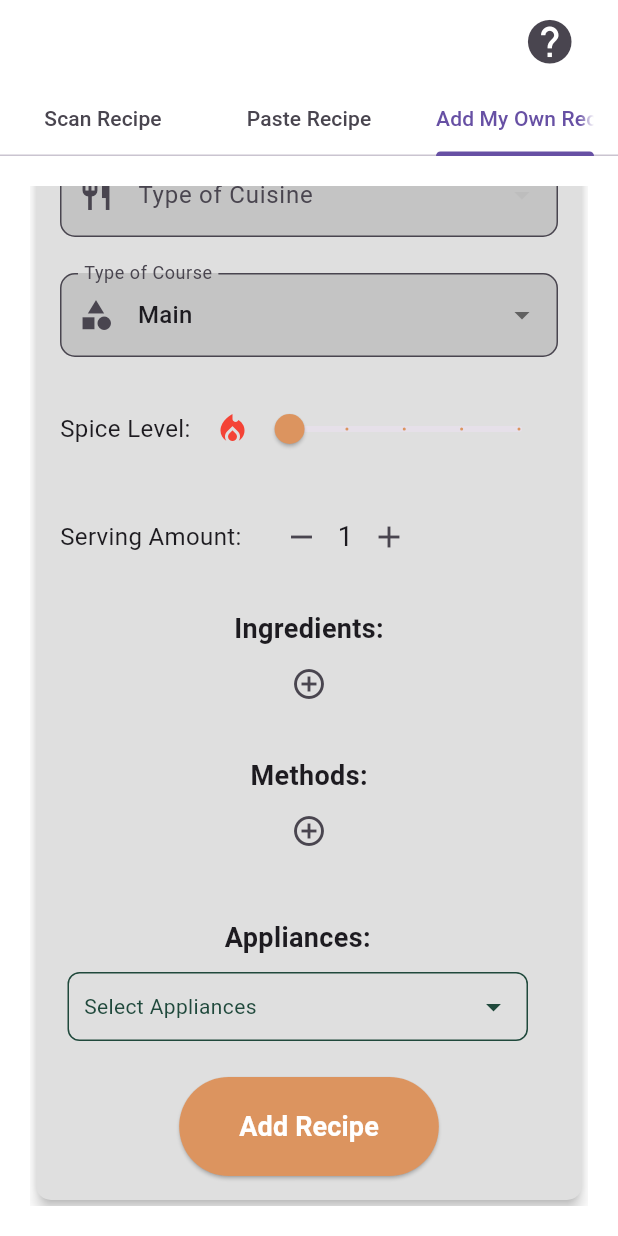
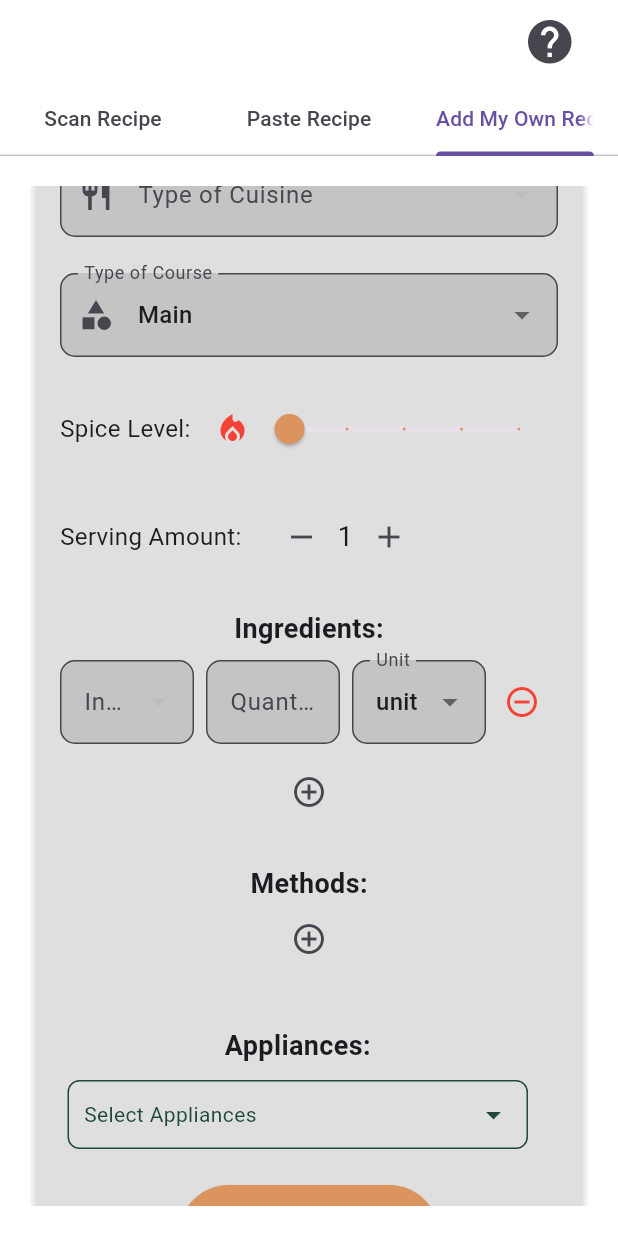
Before and after one commit to COS301-SE-2024/Culinary-Companion, a Flutter app: the AddRecipeScreen screen opened directly, tab 3 chosen, scrolled down 484 dp, after a tap on the "add circle outline" icon, on a phone screen of 412 x 824 dp. Run offline on Flutter 3.47's test engine with Material 3 defaults, Android fonts, the phone set to English and light mode, and no system bars; drawn by our look-alikes of multi_select_flutter; our stand-ins replace flutter_typeahead, image_picker, lottie, shared_preferences, supabase_flutter; accounts and stored records are empty; network calls fail; statements that could not run were skipped.

Commit message:
Updated add recipe to have a dropdown for measurement units

```diff
--- a/lib/screens/add_recipe_screen.dart
+++ b/lib/screens/add_recipe_screen.dart
@@ -15,6 +15,14 @@ class _AddRecipeScreenState extends State<AddRecipeScreen>
   OverlayEntry? _helpMenuOverlay;
   List<MultiSelectItem<String>> _applianceItems = [];
   List<String> _selectedAppliances = [];
+
+  // Add this line inside your class
+  List<String> measurementUnits = [
+    'unit', 'kg', 'g', 'lbs', 'oz', 'ml', 'fl oz',
+    'cup', 'tbsp', 'tsp', 'quart', 'pint', 'liter', 'gallon',
+    'piece', 'pack', 'dozen', 'slice', 'clove', 'bunch',
+    'can', 'bottle', 'jar', 'bag', 'box', 'whole'
+  ];
 
   @override
   void initState() {
@@ -154,11 +162,15 @@ class _AddRecipeScreenState extends State<AddRecipeScreen>
   List<String> _availableIngredients = [];
 
   void _addIngredientField() {
-    setState(() {
-      _ingredients
-          .add({'name': _availableIngredients[0], 'quantity': '', 'unit': ''});
+  setState(() {
+    _ingredients.add({
+      'name': _availableIngredients.isNotEmpty ? _availableIngredients[0] : '',
+      'quantity': '',
+      'unit': measurementUnits.first, // Set to first unit in the list
     });
-  }
+  });
+}
+
 
   void _removeIngredientField(int index) {
     setState(() {
@@ -701,6 +713,19 @@ class _AddRecipeScreenState extends State<AddRecipeScreen>
                                   fontSize: 18, fontWeight: FontWeight.bold)),
                           ..._ingredients.map((ingredient) {
                             int index = _ingredients.indexOf(ingredient);
+                            String initialUnit = _ingredients[index]['unit'] ??
+                                measurementUnits.first;
+
+
+                            //print('Ingredient: ${_ingredients[index]['name']}');
+                            //print('Initial Unit: $initialUnit');
+                            //print('Measurement Units: $measurementUnits');
+
+                            // Ensure initialUnit is in measurementUnits
+                            if (!measurementUnits.contains(initialUnit)) {
+                              initialUnit = measurementUnits.first;
+                            }
+
                             return Padding(
                               padding:
                                   const EdgeInsets.symmetric(vertical: 8.0),
@@ -741,12 +766,20 @@ class _AddRecipeScreenState extends State<AddRecipeScreen>
                                   ),
                                   const SizedBox(width: 8),
                                   Expanded(
-                                    child: TextField(
+                                    child: DropdownButtonFormField<String>(
+                                      dropdownColor: const Color(0xFF1F4539),
+                                      value: initialUnit,
                                       onChanged: (value) {
                                         setState(() {
-                                          _ingredients[index]['unit'] = value;
+                                          _ingredients[index]['unit'] = value!;
                                         });
                                       },
+                                      items: measurementUnits.map((unit) {
+                                        return DropdownMenuItem<String>(
+                                          value: unit,
+                                          child: Text(unit),
+                                        );
+                                      }).toList(),
                                       decoration: _buildInputDecoration('Unit'),
                                     ),
                                   ),
```
